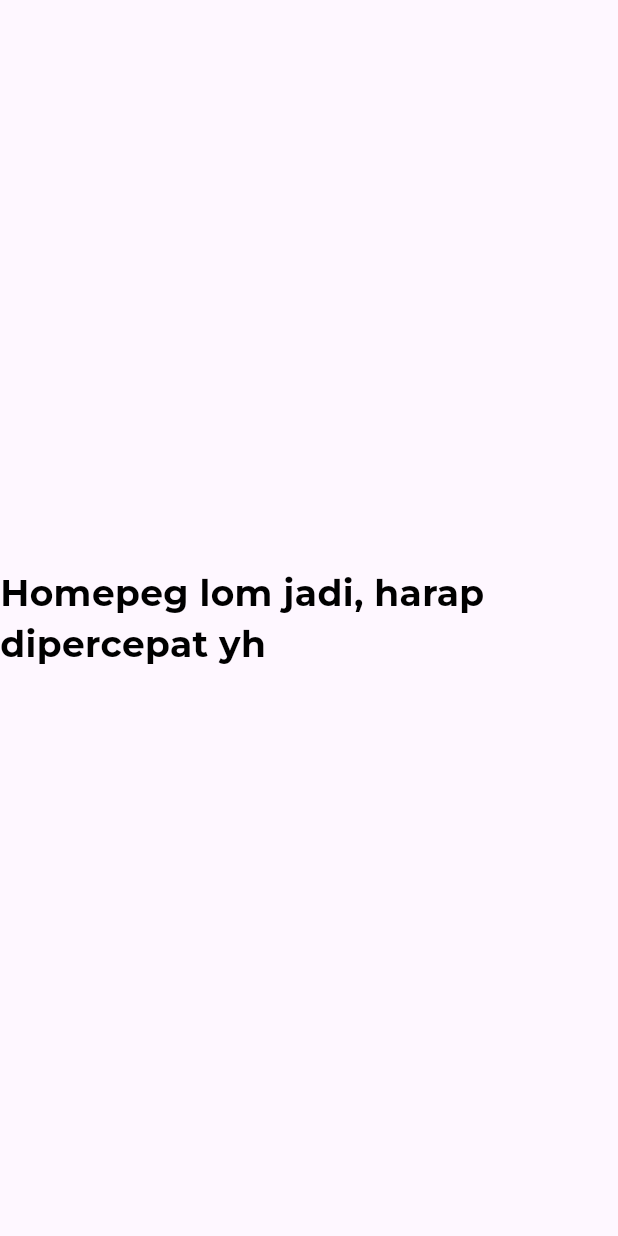
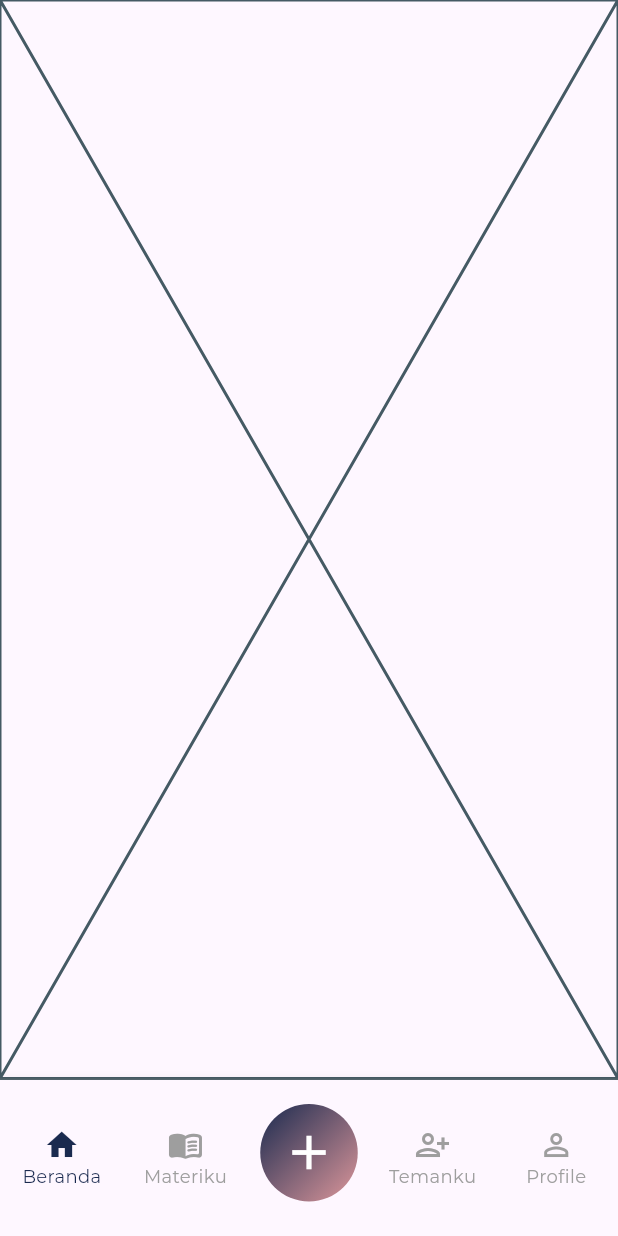
Before and after one commit to AstriaLfy/Langkara, a Flutter app: the NavigationMenu screen opened directly, on a phone screen of 412 x 824 dp. Run offline on Flutter 3.47's test engine with Material 3 defaults, Android fonts, the phone set to English and light mode, and no system bars; our stand-ins replace bloc, flutter_bloc, flutter_svg, google_fonts, supabase_flutter; accounts and stored records are empty; project files that could hold a hidden picture were left out.

Commit message:
feat: routing

```diff
--- /dev/null
+++ b/lib/Bloc/Materiku/materi_event.dart
@@ -0,0 +1,4 @@
+part of 'materi_bloc.dart';
+
+@immutable
+sealed class MateriEvent {}
--- /dev/null
+++ b/lib/Bloc/Materiku/materi_state.dart
@@ -0,0 +1,6 @@
+part of 'materi_bloc.dart';
+
+@immutable
+sealed class MateriState {}
+
+final class MateriInitial extends MateriState {}
--- /dev/null
+++ b/lib/Pages/home_page.dart
@@ -0,0 +1,15 @@
+import 'package:flutter/material.dart';
+
+class HomePage extends StatefulWidget {
+  const HomePage({super.key});
+
+  @override
+  State<HomePage> createState() => _HomePageState();
+}
+
+class _HomePageState extends State<HomePage> {
+  @override
+  Widget build(BuildContext context) {
+    return const Placeholder();
+  }
+}
--- a/lib/Pages/navigation_menu.dart
+++ b/lib/Pages/navigation_menu.dart
@@ -1,4 +1,9 @@
 import 'package:flutter/material.dart';
+import 'package:langkara/Pages/home_page.dart';
+import 'package:langkara/Pages/materiku_page.dart';
+import 'package:langkara/Pages/profile_page.dart';
+import 'package:langkara/Pages/temanku_page.dart';
+import 'package:langkara/Pages/upload_page.dart';
 
 class NavigationMenu extends StatefulWidget {
   const NavigationMenu({super.key});
@@ -8,14 +13,77 @@ class NavigationMenu extends StatefulWidget {
 }
 
 class _NavigationMenuState extends State<NavigationMenu> {
+  int _selectedIndex = 0;
+
+  final List<Widget> _pages = [
+    const HomePage(),
+    const MaterikuPage(),
+    const UploadPage(),
+    const TemankuPage(),
+    const ProfilePage()
+  ];
+
   @override
   Widget build(BuildContext context) {
     return Scaffold(
-      body: Column(
-        mainAxisAlignment: MainAxisAlignment.center,
-        children: [
-          Text("Homepeg lom jadi, harap dipercepat yh", style: TextStyle(color: Colors.black, fontSize: 24, fontWeight: FontWeight.w700),)
-        ],
+      body: _pages[_selectedIndex],
+      bottomNavigationBar: Container(
+        decoration: BoxDecoration(
+          border: Border(
+            top: BorderSide(color: Colors.grey.withOpacity(0.2), width: 1),
+          ),
+        ),
+        child: BottomNavigationBar(
+          type: BottomNavigationBarType.fixed,
+          currentIndex: _selectedIndex,
+          onTap: (index) {
+            setState(() {
+              _selectedIndex = index;
+            });
+          },
+          selectedItemColor: const Color(0xFF1A2A4F),
+          unselectedItemColor: Colors.grey,
+          showSelectedLabels: true,
+          showUnselectedLabels: true,
+          selectedFontSize: 12,
+          unselectedFontSize: 12,
+          items: [
+            const BottomNavigationBarItem(
+              icon: Icon(Icons.home_outlined),
+              activeIcon: Icon(Icons.home),
+              label: 'Beranda',
+            ),
+            const BottomNavigationBarItem(
+              icon: Icon(Icons.menu_book_rounded),
+              label: 'Materiku',
+            ),
+            BottomNavigationBarItem(
+              icon: Container(
+                margin: const EdgeInsets.only(top: 10),
+                width: 65,
+                height: 65,
+                decoration: const BoxDecoration(
+                  shape: BoxShape.circle,
+                  gradient: LinearGradient(
+                    begin: Alignment.topLeft,
+                    end: Alignment.bottomRight,
+                    colors: [Color(0xFF1A2A4F), Color(0xFFDD979B)],
+                  ),
+                ),
+                child: const Icon(Icons.add, color: Colors.white, size: 38),
+              ),
+              label: '',
+            ),
+            const BottomNavigationBarItem(
+              icon: Icon(Icons.person_add_alt_1_outlined),
+              label: 'Temanku',
+            ),
+            const BottomNavigationBarItem(
+              icon: Icon(Icons.person_outline),
+              label: 'Profile',
+            ),
+          ],
+        ),
       ),
     );
   }
--- a/lib/main.dart
+++ b/lib/main.dart
@@ -1,5 +1,6 @@
 import 'package:flutter/material.dart';
 import 'package:google_fonts/google_fonts.dart';
+import 'package:langkara/Pages/navigation_menu.dart';
 import 'package:langkara/pages/on_boarding_page.dart';
 import 'package:flutter_bloc/flutter_bloc.dart';
 import 'package:langkara/Bloc/Auth/auth_bloc.dart';
@@ -39,7 +40,7 @@ class MyApp extends StatelessWidget {
             Theme.of(context).textTheme,
           ),
         ),
-        home: OnboardingPage(),
+        home: NavigationMenu(),
       ),
     );
   }
```
Also changed, not shown: lib/Bloc/Materiku/materi_bloc.dart (added, +13 -0 lines), lib/Pages/materiku_page.dart (added, +15 -0 lines), lib/Pages/profile_page.dart (added, +15 -0 lines), lib/Pages/temanku_page.dart (added, +15 -0 lines), lib/Pages/upload_page.dart (added, +15 -0 lines), lib/Services/supabase_services.dart (deleted, +0 -14 lines), lib/pages/onBoardingPages.dart (deleted, +0 -412 lines).
